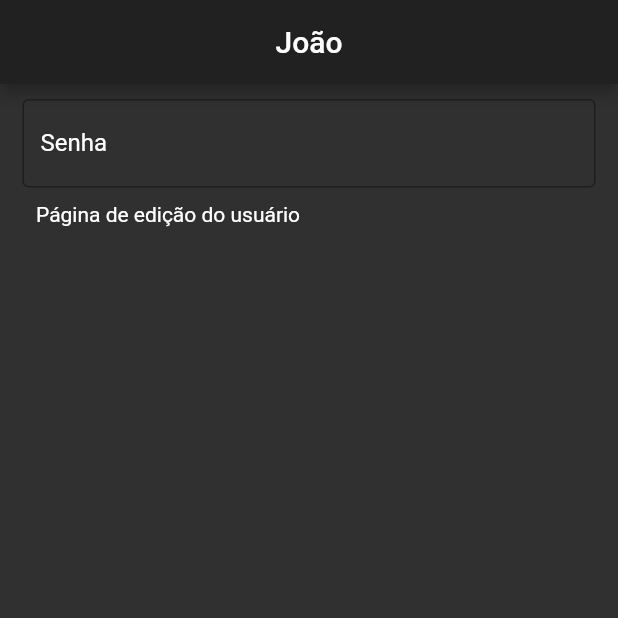
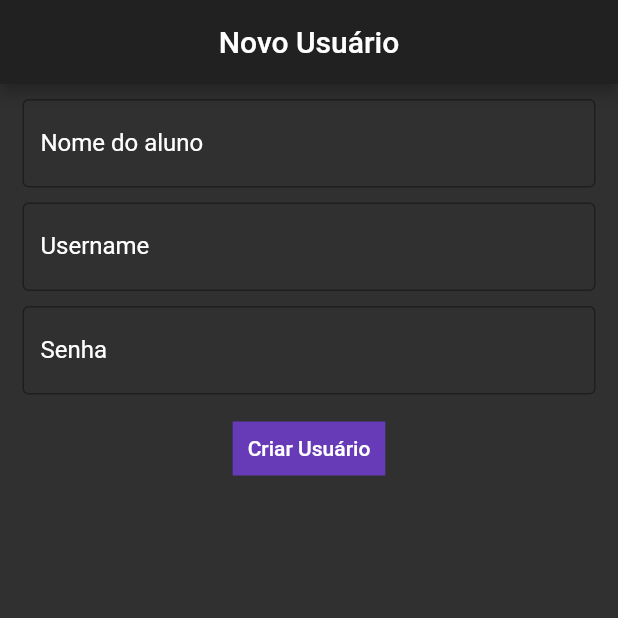
Before and after one commit to CaioCesarLima/jornadaDaLeitura, a Flutter app: the UserPage screen opened by its route, on a phone screen of 412 x 824 dp, the top half of it. Run offline on Flutter 3.47's test engine with Material 2 defaults, Android fonts, the phone set to English and light mode, and no system bars; our stand-ins replace flutter_modular, flutter_slidable, flutter_triple, google_fonts, parse_server_sdk, timeline_tile and 1 more.

Commit message:
criar usuário

```diff
--- a/lib/app/modules/admin/user/user_page.dart
+++ b/lib/app/modules/admin/user/user_page.dart
@@ -1,13 +1,19 @@
 import 'package:flutter/material.dart';
+import 'package:flutter_modular/flutter_modular.dart';
+import 'package:jornada_da_leitura/app/modules/admin/user/user_triple_store.dart';
 
 class UserPage extends StatefulWidget {
   final String title;
-  const UserPage({Key key, this.title = "João"}) : super(key: key);
+  const UserPage({Key key, this.title = "Novo Usuário"}) : super(key: key);
   @override
   UserPageState createState() => UserPageState();
 }
 
 class UserPageState extends State<UserPage> {
+  TextEditingController name = TextEditingController();
+  TextEditingController userName = TextEditingController();
+  TextEditingController password = TextEditingController();
+  final store = Modular.get<UserTripleStore>();
   @override
   Widget build(BuildContext context) {
     return Scaffold(
@@ -23,6 +29,42 @@ class UserPageState extends State<UserPage> {
           Padding(
             padding: const EdgeInsets.symmetric(horizontal: 15),
             child: TextFormField(
+              controller: name,
+              decoration: InputDecoration(
+                  //label: Text('Senha'),
+                  labelText: 'Nome do aluno',
+                  labelStyle: TextStyle(color: Colors.white),
+                  border: OutlineInputBorder(),
+                  hoverColor: Colors.deepPurpleAccent,
+                  focusColor: Colors.deepPurpleAccent,
+                  //hintText: 'Senha',
+                  hintStyle: TextStyle(color: Colors.white),
+                  focusedBorder: OutlineInputBorder(
+                      borderSide: BorderSide(color: Colors.purple))),
+            ),
+          ),
+          Padding(
+            padding: const EdgeInsets.symmetric(horizontal: 15, vertical: 10),
+            child: TextFormField(
+              controller: userName,
+              decoration: InputDecoration(
+
+                  //label: Text('Senha'),
+                  labelText: 'Username',
+                  labelStyle: TextStyle(color: Colors.white),
+                  border: OutlineInputBorder(),
+                  hoverColor: Colors.deepPurpleAccent,
+                  focusColor: Colors.deepPurpleAccent,
+                  //hintText: 'Senha',
+                  hintStyle: TextStyle(color: Colors.white),
+                  focusedBorder: OutlineInputBorder(
+                      borderSide: BorderSide(color: Colors.purple))),
+            ),
+          ),
+          Padding(
+            padding: const EdgeInsets.symmetric(horizontal: 15),
+            child: TextFormField(
+              controller: password,
               decoration: InputDecoration(
                   //label: Text('Senha'),
                   labelText: 'Senha',
@@ -39,11 +81,18 @@ class UserPageState extends State<UserPage> {
           SizedBox(
             height: 10,
           ),
-          Expanded(
+          TextButton(
+            onPressed: () {
+              store.criarUsuario(
+                  name.text, userName.text, password.text, context);
+            },
             child: Container(
-              padding: EdgeInsets.symmetric(horizontal: 24),
-              width: double.infinity,
-              child: Text('Página de edição do usuário')
+              padding: EdgeInsets.all(10),
+              decoration: BoxDecoration(color: Colors.deepPurple),
+              child: Text(
+                'Criar Usuário',
+                style: TextStyle(color: Colors.white),
+              ),
             ),
           ),
         ],
--- a/lib/app/modules/admin/user/user_triple_store.dart
+++ b/lib/app/modules/admin/user/user_triple_store.dart
@@ -1,7 +1,18 @@
+import 'package:flutter/cupertino.dart';
 import 'package:flutter_triple/flutter_triple.dart';
+import 'package:jornada_da_leitura/app/repositories/user_repository.dart';
+import 'package:jornada_da_leitura/app/utils.dart';
 
 class UserTripleStore extends NotifierStore<Exception, int> {
+  final userRepository = UserRepository();
 
   UserTripleStore() : super(0);
 
+  Future<void> criarUsuario(String name, String userName, String password,
+      BuildContext context) async {
+    String response =
+        await userRepository.novoUsuario(userName, password, name);
+
+    Utils.showToast(context, response);
+  }
 }
--- a/lib/app/modules/admin/user/users_page.dart
+++ b/lib/app/modules/admin/user/users_page.dart
@@ -89,13 +89,13 @@ class UsersPageState extends ModularState<UsersPage, UsersStore> {
                                             controller.liberarNivelUser(index);
                                           }
                                         : () {}),
-                                user.level == 15 ?
-                                IconSlideAction(
+                                user.level == 15
+                                    ? IconSlideAction(
                                         caption: 'Nível Máximo',
                                         color: Colors.grey,
                                         icon: Icons.check,
-                                    onTap: () {
-                                    }):IconSlideAction(
+                                        onTap: () {})
+                                    : IconSlideAction(
                                         caption: 'Passar de nível',
                                         color: Colors.green[400],
                                         icon: Icons.check,
@@ -122,7 +122,9 @@ class UsersPageState extends ModularState<UsersPage, UsersStore> {
         ],
       ),
       floatingActionButton: FloatingActionButton(
-        onPressed: () {},
+        onPressed: () {
+          Modular.to.navigate('/admin/users/user');
+        },
         child: Icon(Icons.add),
       ),
     );
--- a/lib/app/repositories/user_repository.dart
+++ b/lib/app/repositories/user_repository.dart
@@ -1,17 +1,16 @@
 import 'package:jornada_da_leitura/app/models/user_model.dart';
 import 'package:parse_server_sdk/parse_server_sdk.dart';
 
-class UserRepository{
-  Future<void> setTentativaUser(User user)async {
+class UserRepository {
+  Future<void> setTentativaUser(User user) async {
     ParseUser currentUser = await ParseUser.currentUser() as ParseUser;
     if (currentUser != null) {
       currentUser.set('respondeu_nivel_atual', true);
       ParseResponse response = await currentUser.update();
-      if(response.success){
+      if (response.success) {
         print('ok');
       }
-    }else{
-    }
+    } else {}
 
     //Checks whether the user's session token is valid
     // final ParseResponse parseResponse =
@@ -24,22 +23,32 @@ class UserRepository{
     // } else {
     //   return true;
     // }
+  }
 
-  }
-  Future<List<User>> searchUser(String search)async{
-    QueryBuilder<ParseUser> queryBuilder = QueryBuilder<ParseUser>(ParseUser.forQuery());
+  Future<List<User>> searchUser(String search) async {
+    QueryBuilder<ParseUser> queryBuilder =
+        QueryBuilder<ParseUser>(ParseUser.forQuery());
     queryBuilder.whereContains('name', search);
     ParseResponse response = await queryBuilder.query();
 
     if (response.success && response.results != null) {
       List responseList = response.results as List<ParseObject>;
-      return responseList.map((e) => User(id: e['objectId'], level: e['level'], name: e['name'], respondeuNivelAtual: e['respondeu_nivel_atual'], isAdmin: e['isAdmin'], permitirRepetir: e['permitir_repetir'],)).toList();
+      return responseList
+          .map((e) => User(
+                id: e['objectId'],
+                level: e['level'],
+                name: e['name'],
+                respondeuNivelAtual: e['respondeu_nivel_atual'],
+                isAdmin: e['isAdmin'],
+                permitirRepetir: e['permitir_repetir'],
+              ))
+          .toList();
     } else {
       return [];
     }
   }
 
-  Future<bool> repetirProva(String objectId)async {
+  Future<bool> repetirProva(String objectId) async {
     final ParseCloudFunction function = ParseCloudFunction('editRepondeuUser');
     final Map<String, dynamic> params = <String, dynamic>{
       'objectId': objectId,
@@ -48,11 +57,10 @@ class UserRepository{
     final ParseResponse parseResponse =
         await function.execute(parameters: params);
 
-    return parseResponse.success ? true: false;
-
+    return parseResponse.success ? true : false;
   }
 
-  Future<bool> nextLevel(String objectId,int level)async {
+  Future<bool> nextLevel(String objectId, int level) async {
     final ParseCloudFunction function = ParseCloudFunction('editUserProperty');
     final Map<String, dynamic> params = <String, dynamic>{
       'objectId': objectId,
@@ -61,7 +69,20 @@ class UserRepository{
     final ParseResponse parseResponse =
         await function.execute(parameters: params);
 
-    return parseResponse.success ? true: false;
+    return parseResponse.success ? true : false;
+  }
 
+  Future<String> novoUsuario(
+      String username, String password, String name) async {
+    ParseUser user = ParseUser(username, password, '$username@email.com');
+    user.set('name', name);
+
+    ParseResponse response = await user.save();
+
+    if (response.success) {
+      return "Usuário cadastrado com sucesso!";
+    } else {
+      return response.error.message;
+    }
   }
 }
```
Lines whose indentation alone changed are shown as unchanged.
